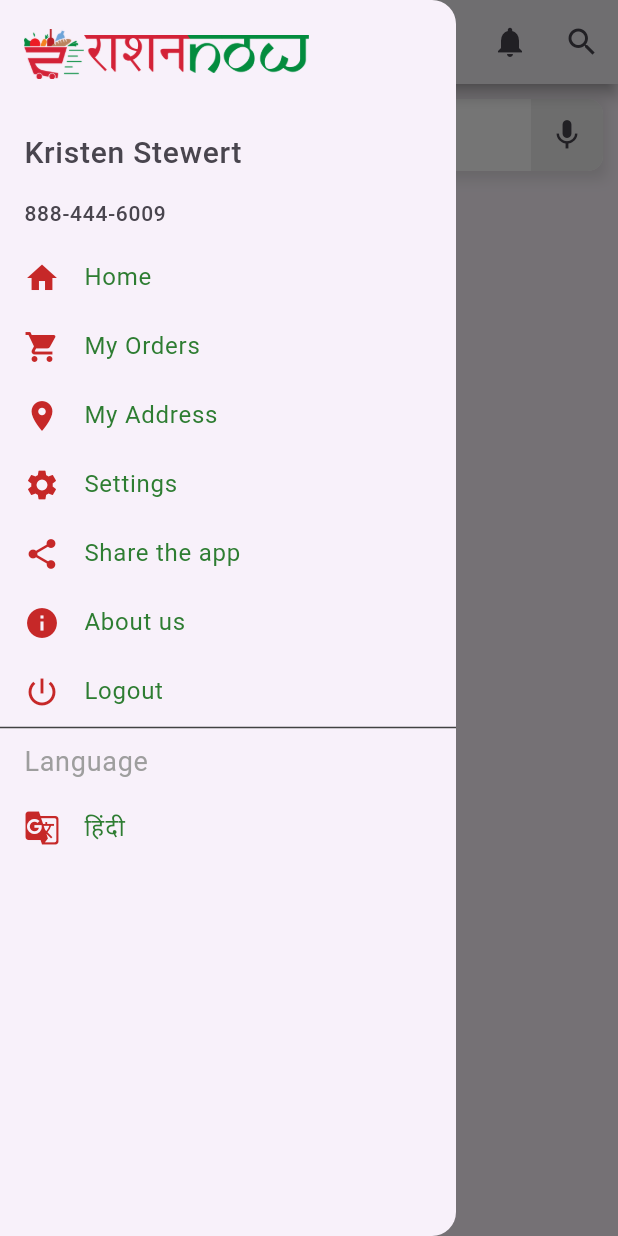
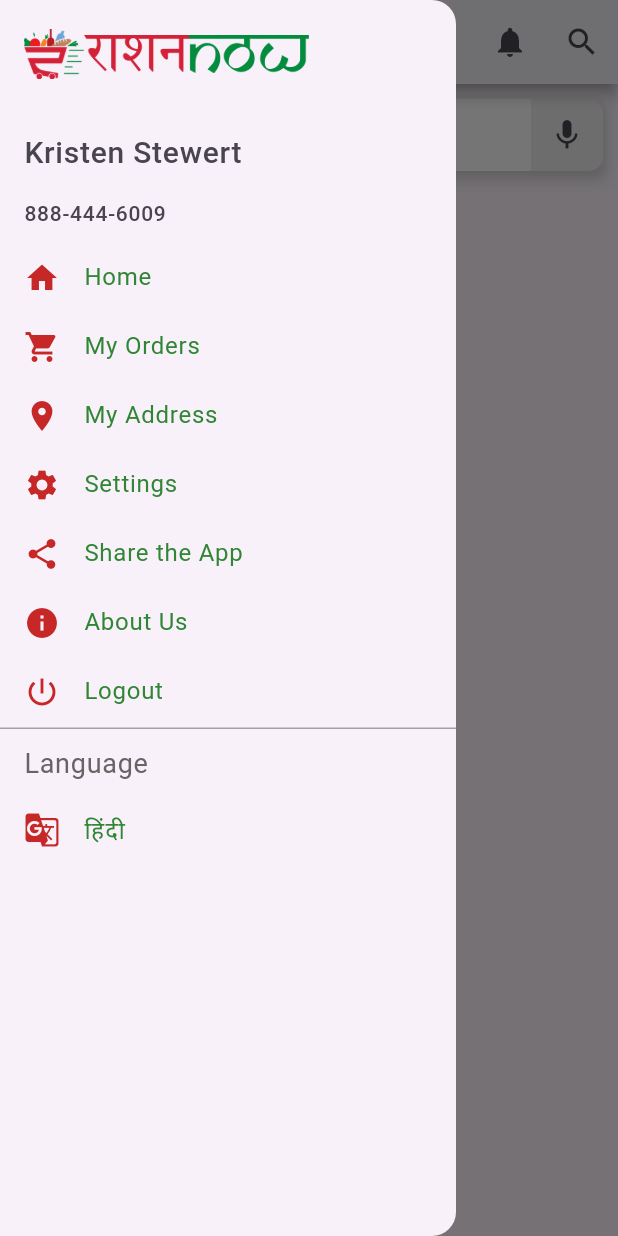
Before and after one commit to ShivamCerbosys/ration_now, a Flutter app: the HomeScreen screen opened directly, with the side drawer open, on a phone screen of 412 x 824 dp. Run offline on Flutter 3.47's test engine with Material 3 defaults, Android fonts, the phone set to English and light mode, and no system bars.

Commit message:
organised_label&colors

```diff
--- a/lib/screens/homescreen.dart
+++ b/lib/screens/homescreen.dart
@@ -1,4 +1,5 @@
 import 'package:flutter/material.dart';
+import 'package:ration_now/utils/utils.dart';
 import 'package:ration_now/widgets/drawer_widget.dart'; // Custom drawer widget import.
 
 class HomeScreen extends StatefulWidget {
@@ -15,7 +16,7 @@ class _HomeScreenState extends State<HomeScreen> {
     return Scaffold(
       appBar: AppBar(
         elevation: 4,
-        backgroundColor: Colors.white,
+        backgroundColor: AppColors.neutralWhite,
         shadowColor: Colors.grey,
 
         // AppBar configuration.
@@ -39,8 +40,8 @@ class _HomeScreenState extends State<HomeScreen> {
             ),
             const Text(
               'addresssss......', // Additional text, possibly an address.
-              style:
-                  TextStyle(fontSize: 14, color: Colors.grey), // Text styling.
+              style: TextStyle(
+                  fontSize: 14, color: AppColors.neutralGrey), // Text styling.
             )
           ],
         ),
@@ -61,13 +62,14 @@ class _HomeScreenState extends State<HomeScreen> {
         ],
       ),
       drawer: const DrawerWidget(),
-      body: Column(children: [
+      body: Column(
+        children: [
           Container(
             margin: const EdgeInsets.all(10),
             decoration: BoxDecoration(
               boxShadow: [
                 BoxShadow(
-                color: Colors.grey.withOpacity(0.3),
+                  color: AppColors.neutralGrey.withOpacity(0.3),
                   spreadRadius: 2,
                   blurRadius: 7,
                   offset: const Offset(0, 3), // changes position of shadow
@@ -80,20 +82,17 @@ class _HomeScreenState extends State<HomeScreen> {
               children: [
                 const TextField(
                   decoration: InputDecoration(
-                  hintText: 'Search for products, brands',
+                    hintText: AppLabels.searchBarText,
                     prefixIcon: Icon(Icons.search),
                     border: OutlineInputBorder(
                       borderRadius: BorderRadius.all(
                         Radius.circular(10),
                       ),
-                    // borderRadius: BorderRadius.only(
-                    //   bottomLeft: Radius.circular(10),
-                    //   topLeft: Radius.circular(10),
-                    // ),
                       borderSide: BorderSide.none,
                     ),
                     filled: true,
-                  fillColor: Colors.white, // White background for the TextField
+                    fillColor:
+                        Colors.white, // White background for the TextField
                     contentPadding: EdgeInsets.fromLTRB(12, 12, 48,
                         12), // Adjust padding to make space for the mic button
                   ),
@@ -103,11 +102,12 @@ class _HomeScreenState extends State<HomeScreen> {
                       right:
                           0), // Slight margin to align the button inside the TextField
                   decoration: BoxDecoration(
-                  color:
-                      Colors.grey[200], // Slight grey background for mic button
+                    color: Colors
+                        .grey[200], // Slight grey background for mic button
                     borderRadius: const BorderRadius.only(
                       bottomRight: Radius.circular(10),
-                      topRight: Radius.circular(10)),
+                      topRight: Radius.circular(10),
+                    ),
                   ),
                   child: IconButton(
                     icon: const Icon(Icons.mic),
@@ -118,8 +118,9 @@ class _HomeScreenState extends State<HomeScreen> {
                 ),
               ],
             ),
-        ) // Drawer widget defined in a separate file.
-      ]),
+          ),
+        ],
+      ),
     );
   }
 }
--- /dev/null
+++ b/lib/utils/utils.dart
@@ -0,0 +1,44 @@
+import 'package:flutter/material.dart';
+
+// Class for defining custom colors used in the app
+class AppColors {
+  // Primary colors
+  static const Color primaryGreen = Color.fromARGB(255, 48, 134, 52);
+  static const Color primaryRed = Color.fromARGB(255, 198, 40, 40);
+
+  // Neutral Colors
+  static const Color neutralWhite = Color.fromARGB(255, 255, 255, 255);
+  static const Color neutralGrey = Color.fromARGB(255, 102, 100, 100);
+  static const Color neutralBlack400 = Color.fromARGB(96, 24, 23, 23);
+  static const Color neutralBlack = Color.fromARGB(255, 0, 0, 0);
+}
+
+// Class for defining constant labels used in the app
+class AppLabels {
+  // Primary labels
+  static const welcomeText = 'Welcome';
+  static const phoneText = 'Phone';
+  static const otpText = 'OTP';
+  static const footerText =
+      'By continuing, you agree to accept our Privacy Policy & Terms of Service';
+  static const searchBarText = 'Search for products, brands';
+
+  // Button labels
+  static const continueButtonText = 'CONTINUE';
+  static const editButtonText = 'Edit';
+
+  // Drawer Labels
+  static const logoutText = 'Logout';
+  static const homeText = 'Home';
+  static const orderText = 'My Orders';
+  static const addressText = 'My Address';
+  static const languageText = 'Language';
+  static const aboutText = 'About Us';
+  static const shareText = 'Share the App';
+  static const settingText = 'Settings';
+
+  // Change Language label
+  static const hindiText = 'हिंदी';
+}
+
+// Note: Consider using an enum for language options if there are multiple languages.
--- a/lib/widgets/drawer_widget.dart
+++ b/lib/widgets/drawer_widget.dart
@@ -1,12 +1,12 @@
 import 'package:flutter/material.dart';
+import 'package:ration_now/utils/utils.dart';
 import 'package:ration_now/widgets/listtile_widget.dart'; // Import custom ListTile widget.
 
 class DrawerWidget extends StatelessWidget {
-  const DrawerWidget({super.key}); // Constructor with optional key.
+  const DrawerWidget({super.key});
 
   @override
   Widget build(BuildContext context) {
-    // Main build method for the DrawerWidget.
     return Drawer(
       // The Drawer widget provides a slide-in menu.
       child: ListView(
@@ -63,48 +63,48 @@ class DrawerWidget extends StatelessWidget {
           // Custom ListTile widgets for various drawer options.
           const ListTileWidget(
             icon: Icons.home,
-            title: 'Home',
+            title: AppLabels.homeText,
           ),
           const ListTileWidget(
             icon: Icons.shopping_cart,
-            title: 'My Orders',
+            title: AppLabels.orderText,
           ),
           const ListTileWidget(
             icon: Icons.location_on,
-            title: 'My Address',
+            title: AppLabels.addressText,
           ),
           const ListTileWidget(
             icon: Icons.settings,
-            title: 'Settings',
+            title: AppLabels.settingText,
           ),
           const ListTileWidget(
             icon: Icons.share,
-            title: 'Share the app',
+            title: AppLabels.shareText,
           ),
           const ListTileWidget(
             icon: Icons.info,
-            title: 'About us',
+            title: AppLabels.aboutText,
           ),
           const ListTileWidget(
             icon: Icons.power_settings_new_outlined,
-            title: 'Logout',
+            title: AppLabels.logoutText,
           ),
-          Divider(
+          const Divider(
             // Divider to visually separate content sections.
-            height: 2,
-            color: Colors.grey[800],
+            height: 3,
+            color: AppColors.neutralBlack400,
           ),
           const ListTile(
             // ListTile for the 'Language' label.
             visualDensity: VisualDensity(vertical: -4),
             title: Text(
-              'Language', // Language display.
-              style: TextStyle(color: Colors.grey, fontSize: 18),
+              AppLabels.languageText, // Language display.
+              style: TextStyle(color: AppColors.neutralGrey, fontSize: 18),
             ),
           ),
           const ListTileWidget(
             icon: Icons.g_translate,
-            title: 'हिंदी ',
+            title: AppLabels.hindiText,
           ), // ListTile for language selection.
         ],
       ),
--- a/lib/widgets/listtile_widget.dart
+++ b/lib/widgets/listtile_widget.dart
@@ -1,4 +1,5 @@
 import 'package:flutter/material.dart';
+import 'package:ration_now/utils/utils.dart';
 
 // Custom ListTile widget.
 class ListTileWidget extends StatelessWidget {
@@ -21,11 +22,11 @@ class ListTileWidget extends StatelessWidget {
           const VisualDensity(vertical: -2.5), // Sets the visual density.
       leading: Icon(
         icon,
-        color: Colors.red[800],
+        color: AppColors.primaryRed,
       ), // Leading icon with color.
       title: Text(
         title,
-        style: TextStyle(color: Colors.green[800]),
+        style: const TextStyle(color: AppColors.primaryGreen),
       ), // Text title with style.
       onTap: () {
         Navigator.pop(context); // Navigates back on tap.
```
Also changed, not shown: lib/screens/login_screen.dart (+18 -11 lines), lib/screens/otp_screen.dart (+38 -18 lines). Lines whose indentation alone changed are shown as unchanged.
